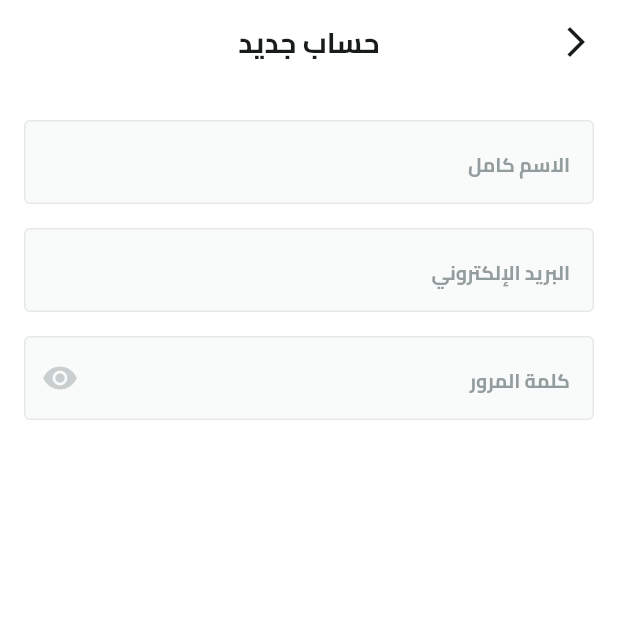
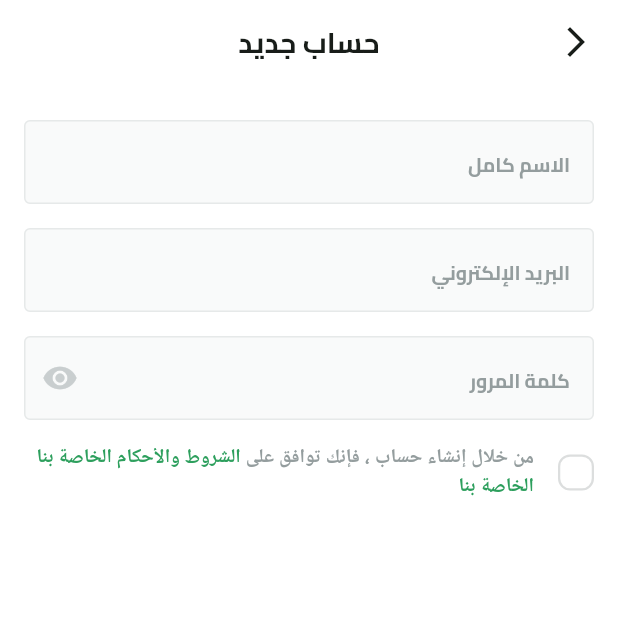
Before and after one commit to Hashem02-it/fruits_app, a Flutter app: the SignupView screen opened by its route, on a phone screen of 412 x 824 dp, the top half of it. Run offline on Flutter 3.47's test engine with Material 3 defaults, Android fonts, the phone set to English and light mode, and no system bars; our stand-ins replace dots_indicator, flutter_svg, shared_preferences; accounts and stored records are empty.

Commit message:
custom checkbox

```diff
--- a/lib/core/utils/app_images.dart
+++ b/lib/core/utils/app_images.dart
@@ -45,4 +45,8 @@ class Assets {
   /// Assets for assetsImagesSplashBottom
   /// assets/images/splash_bottom.svg
   static const String assetsImagesSplashBottom = "assets/images/splash_bottom.svg";
+
+  /// Assets for assetsImagesVector
+  /// assets/images/Vector.svg
+  static const String assetsImagesVector = "assets/images/Vector.svg";
 }
--- a/lib/features/auth/presentation/views/widgets/signup_view_body.dart
+++ b/lib/features/auth/presentation/views/widgets/signup_view_body.dart
@@ -1,6 +1,7 @@
 import 'package:flutter/material.dart';
 import 'package:fruits_app/constants.dart';
 import 'package:fruits_app/widgets/custom_textfield.dart';
+import 'package:fruits_app/widgets/terms_and_contitions.dart';
 
 class SignupViewBody extends StatelessWidget {
   const SignupViewBody({super.key});
@@ -37,6 +38,10 @@ class SignupViewBody extends StatelessWidget {
               ),
               hintText: 'كلمة المرور',
             ),
+            SizedBox(
+              height: 16,
+            ),
+            TermsAndContitions(),
           ],
         ),
       ),
--- /dev/null
+++ b/lib/widgets/custom_checkbox.dart
@@ -0,0 +1,42 @@
+import 'package:flutter/material.dart';
+import 'package:flutter_svg/svg.dart';
+import 'package:fruits_app/core/utils/app_colors.dart';
+import 'package:fruits_app/core/utils/app_images.dart';
+
+class CustomCheckbox extends StatelessWidget {
+  const CustomCheckbox(
+      {super.key, required this.isChecked, required this.onChanged});
+  final bool isChecked;
+  final ValueChanged<bool> onChanged;
+  @override
+  Widget build(BuildContext context) {
+    return GestureDetector(
+      onTap: () {
+        onChanged(!isChecked);
+      },
+      child: AnimatedContainer(
+        width: 24,
+        height: 24,
+        duration: Duration(milliseconds: 150),
+        decoration: ShapeDecoration(
+          color: isChecked ? AppColors.primaryColor : Colors.white,
+          shape: RoundedRectangleBorder(
+            side: BorderSide(
+                width: 1.50,
+                color: isChecked ? AppColors.primaryColor : Color(0xFFDCDEDE)),
+            borderRadius: BorderRadius.circular(8),
+          ),
+          // RoundedRectangleBorder
+        ),
+        child: isChecked
+            ? Padding(
+                padding: const EdgeInsets.all(3.0),
+                child: SvgPicture.asset(
+                  Assets.assetsImagesVector,
+                ),
+              )
+            : null, // ShapeDecoration
+      ),
+    );
+  }
+}
--- /dev/null
+++ b/lib/widgets/terms_and_contitions.dart
@@ -0,0 +1,72 @@
+import 'package:flutter/material.dart';
+import 'package:fruits_app/constants.dart';
+import 'package:fruits_app/core/utils/app_colors.dart';
+import 'package:fruits_app/core/utils/app_text_styles.dart';
+import 'package:fruits_app/widgets/custom_checkbox.dart';
+
+class TermsAndContitions extends StatefulWidget {
+  const TermsAndContitions({super.key});
+
+  @override
+  State<TermsAndContitions> createState() => _TermsAndContitionsState();
+}
+
+class _TermsAndContitionsState extends State<TermsAndContitions> {
+  bool isTermsAccepted = false;
+  @override
+  Widget build(BuildContext context) {
+    return Transform.translate(
+      offset: Offset(0, 0),
+      child: Row(
+        children: [
+          CustomCheckbox(
+            isChecked: isTermsAccepted,
+            onChanged: (value) {
+              isTermsAccepted = value;
+              setState(() {});
+            },
+          ),
+          SizedBox(
+            width: 16,
+          ),
+          Expanded(
+            child: Text.rich(
+              TextSpan(
+                children: [
+                  TextSpan(
+                    text: 'من خلال إنشاء حساب ، فإنك توافق على',
+                    style: TextStyles.semiBold13.copyWith(
+                      color: Color(0xFF949D9E),
+                    ),
+                  ),
+                  TextSpan(
+                    text: ' الشروط والأحكام الخاصة بنا',
+                    style: TextStyles.semiBold13.copyWith(
+                      color: AppColors.lightprimaryColor,
+                    ),
+                  ),
+                  TextSpan(
+                    text: ' ',
+                    style: TextStyles.semiBold13.copyWith(),
+                  ),
+                  TextSpan(
+                    text: 'الخاصة',
+                    style: TextStyles.semiBold13.copyWith(
+                      color: AppColors.lightprimaryColor,
+                    ),
+                  ),
+                  TextSpan(
+                    text: ' بنا',
+                    style: TextStyles.semiBold13.copyWith(
+                      color: AppColors.lightprimaryColor,
+                    ),
+                  ),
+                ],
+              ),
+            ),
+          ),
+        ],
+      ),
+    );
+  }
+}
```
Also changed, not shown: assets/images/Vector.svg (added).
